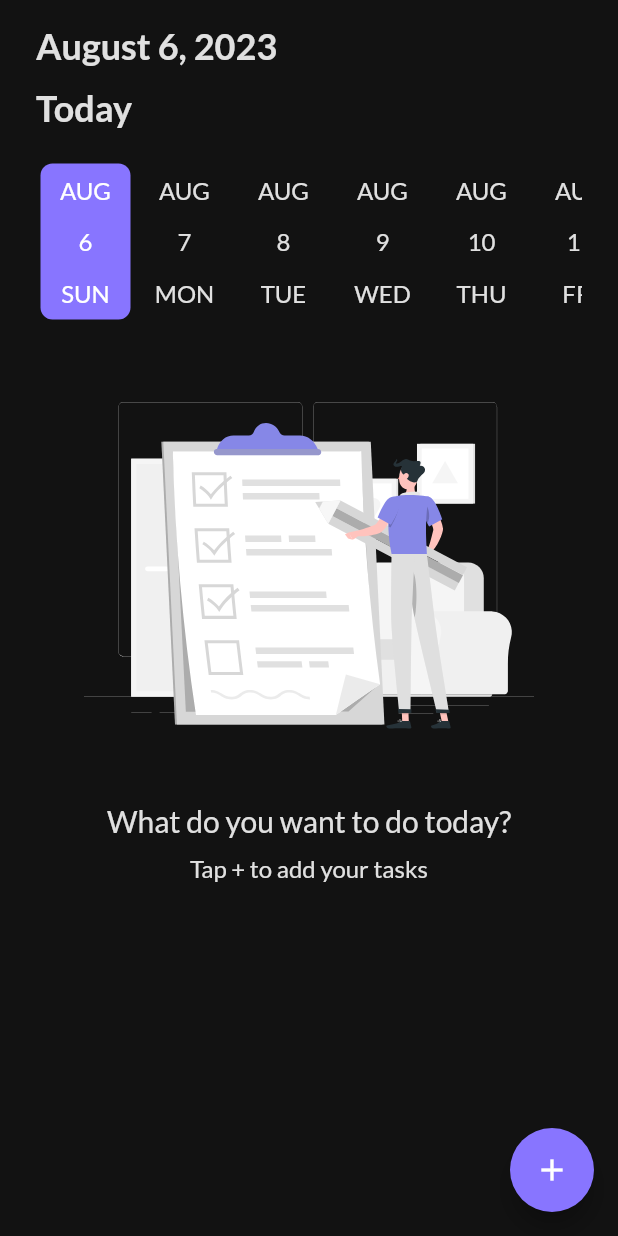
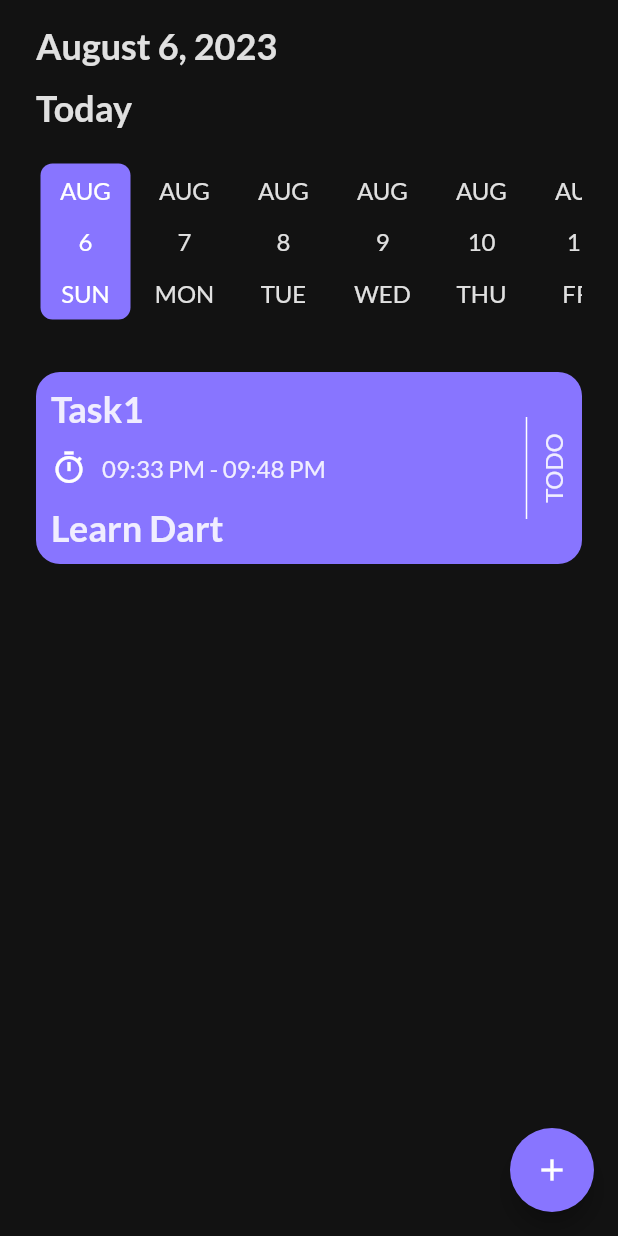
Before and after one commit to SA33ED/Todo_app, a Flutter app: the HomeScreen screen opened by its route, on a phone screen of 412 x 824 dp. Run offline on Flutter 3.47's test engine with Material 2 defaults, Android fonts, the phone set to English and light mode, and no system bars; drawn by our look-alikes of date_picker_timeline; our stand-ins replace flutter_svg, google_fonts, shared_preferences; accounts and stored records are empty.

Commit message:
Task Item

```diff
--- /dev/null
+++ b/lib/models/task_model.dart
@@ -0,0 +1,9 @@
+class Task {
+  Task({
+    required String title,
+    required String note,
+    required DateTime date,
+    required DateTime startTime,
+    required DateTime endTime,
+  });
+}
--- a/lib/screens/home_screen.dart
+++ b/lib/screens/home_screen.dart
@@ -55,7 +55,9 @@ class _HomeScreenState extends State<HomeScreen> {
                 });
               },
             ),
-            NoTasksWidgets(customTextTheme: customTextTheme)
+            const SizedBox(height: 32),
+            // NoTasksWidgets(customTextTheme: customTextTheme)
+            TaskItem(customTextTheme: customTextTheme),
           ],
         ),
       ),
@@ -63,6 +65,78 @@ class _HomeScreenState extends State<HomeScreen> {
         onPressed: () {},
         backgroundColor: AppColors.secondary,
         child: const Icon(Icons.add),
+      ),
+    );
+  }
+}
+
+class TaskItem extends StatelessWidget {
+  const TaskItem({
+    super.key,
+    required this.customTextTheme,
+  });
+
+  final TextTheme customTextTheme;
+
+  @override
+  Widget build(BuildContext context) {
+    return Container(
+      padding: const EdgeInsets.all(10),
+      height: 128,
+      decoration: BoxDecoration(
+        color: AppColors.secondary,
+        borderRadius: BorderRadius.circular(16),
+      ),
+      child: Row(
+        mainAxisAlignment: MainAxisAlignment.spaceBetween,
+        children: [
+          Column(
+            mainAxisAlignment: MainAxisAlignment.spaceBetween,
+            crossAxisAlignment: CrossAxisAlignment.start,
+            children: [
+              Text(
+                "Task1",
+                style: customTextTheme.displayLarge!
+                    .copyWith(fontSize: 24),
+              ),
+              Row(
+                children: [
+                  const Icon(
+                    Icons.timer_sharp,
+                    color: Colors.white,
+                  ),
+                  const SizedBox(width: 10),
+                  Text(
+                    "09:33 PM - 09:48 PM",
+                    style: customTextTheme.displayMedium,
+                  )
+                ],
+              ),
+              Text(
+                "Learn Dart",
+                style: customTextTheme.displayLarge!
+                    .copyWith(fontSize: 24),
+              )
+            ],
+          ),
+          Row(
+            children: [
+              const VerticalDivider(
+                indent: 20,
+                endIndent: 20,
+                color: Colors.white,
+                thickness: 1,
+              ),
+              RotatedBox(
+                quarterTurns: 3,
+                child: Text(
+                  "TODO",
+                  style: customTextTheme.displayMedium,
+                ),
+              ),
+            ],
+          )
+        ],
       ),
     );
   }
```
